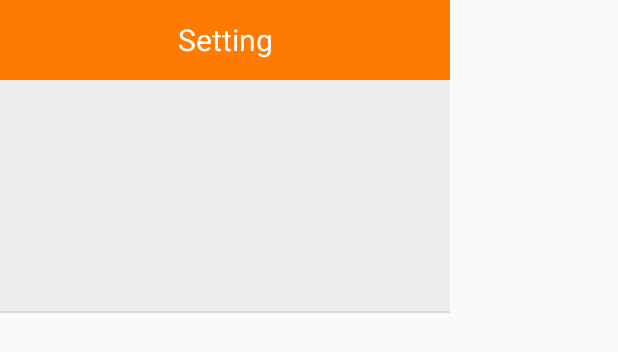
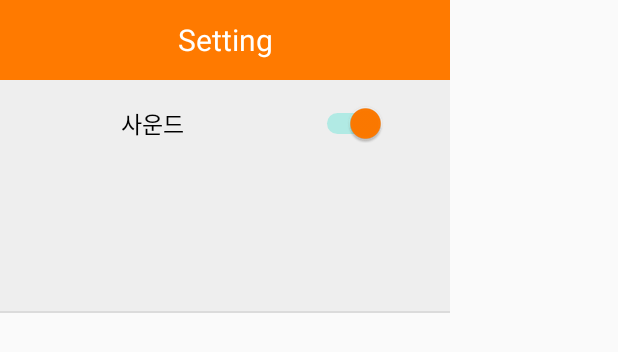
Before and after one commit to hyun-sa/WAGDEV_heromancer, an Android app: the layout activity_setting.xml on its own in the app's theme, with its tools: preview values and no code run, on a phone screen of 412 x 824 dp. Shown: the top 352 px of the screen. Run offline under Robolectric (Android 15) with nearby library versions, the phone set to English and light mode, and no system bars.

Commit message:
sound switch add

```diff
--- a/app/src/main/java/com/yupodong/heromancer/Setting.java
+++ b/app/src/main/java/com/yupodong/heromancer/Setting.java
@@ -8,6 +8,8 @@ import android.view.MotionEvent;
 import android.view.View;
 import android.view.Window;
 import android.view.WindowManager;
+import android.widget.CompoundButton;
+import android.widget.Switch;
 
 public class Setting extends AppCompatActivity {
 
@@ -17,6 +19,19 @@ public class Setting extends AppCompatActivity {
         //타이틀바 없애기
         requestWindowFeature(Window.FEATURE_NO_TITLE);
         setContentView(R.layout.activity_setting);
+
+        //sound on/off 관련 (수정 필요)
+        Switch sound =(Switch)findViewById(R.id.soundSwitch);
+        sound.setOnCheckedChangeListener(new CompoundButton.OnCheckedChangeListener(){
+
+            @Override
+            public void onCheckedChanged(CompoundButton compoundButton, boolean isChecked) {
+                if(isChecked);
+                    //게임의 모든 사운드 on
+                else;
+                //게임의 모든 사운드 off
+            }
+        });
     }
 
     @Override
--- a/app/src/main/res/layout/activity_setting.xml
+++ b/app/src/main/res/layout/activity_setting.xml
@@ -26,17 +26,20 @@
         android:layout_width="match_parent"
         android:layout_height="154dp"
         android:orientation="vertical"
-        android:padding="24dp">
+        android:padding="15dp">
 
-        <TextView
-            android:id="@+id/txtText"
-            android:layout_width="match_parent"
+        <Switch
             android:layout_height="wrap_content"
-            android:layout_marginBottom="3dp"
-            android:alpha="0.87"
+            android:layout_width="242dp"
             android:gravity="center"
-            android:textColor="#000"
-            android:textSize="15sp" />
+            android:text="사운드"
+            android:textSize="15dp"
+            android:checked="true"
+            android:thumbTint="#ff7a00"
+            android:switchPadding="20dp"
+            android:switchMinWidth="50dp"
+            android:id="@+id/soundSwitch"/>
+
     </LinearLayout>
     <!-- Notice -->
 
```
